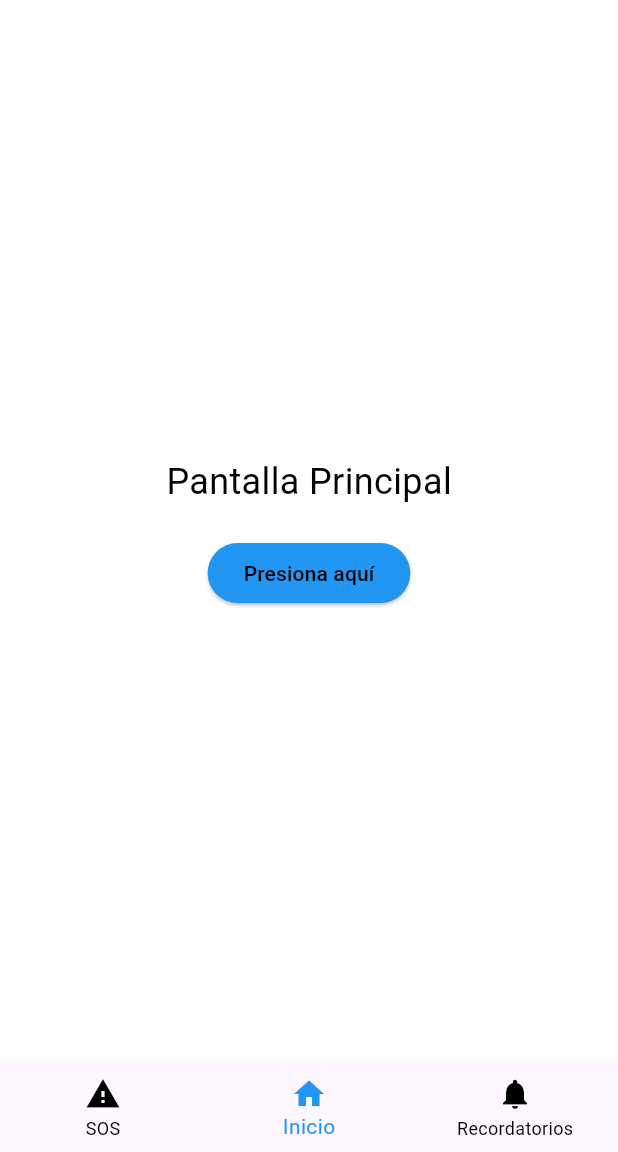
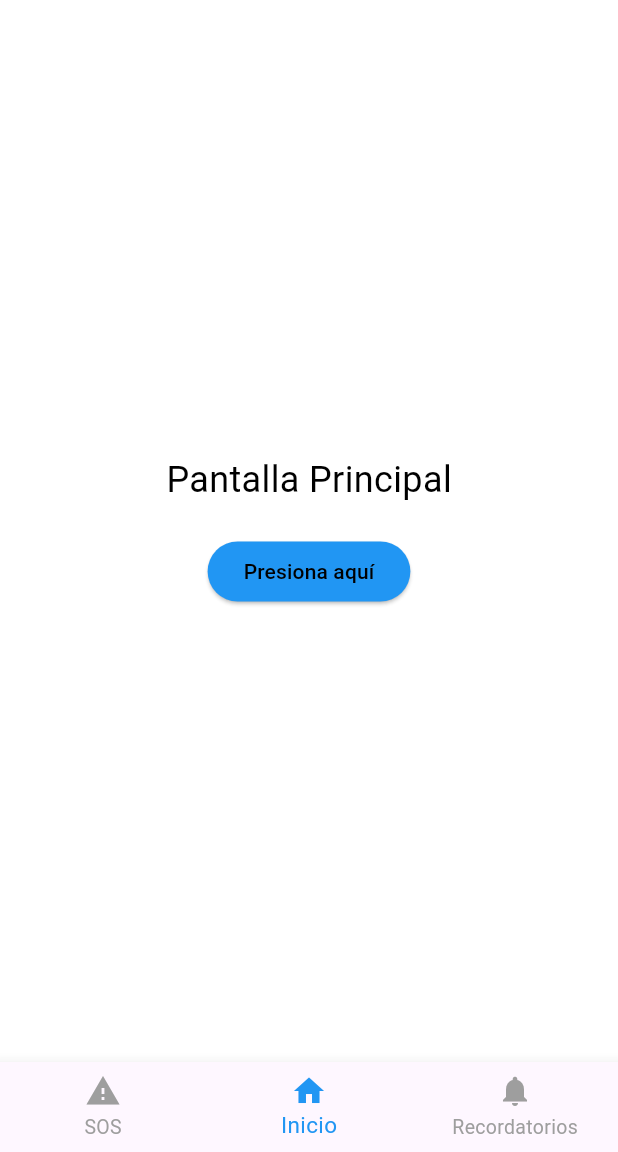
Before and after one commit to J-Manriquez/adam, a Flutter app: the screen it shows after launch, on a phone screen of 412 x 824 dp, the part 84-1236 px from its top. Run offline on Flutter 3.47's test engine with Material 3 defaults, Android fonts, the phone set to English and light mode, and no system bars.

Commit message:
tamaños BottomNavigationBarItem

```diff
--- a/lib/main.dart
+++ b/lib/main.dart
@@ -159,10 +159,20 @@
             label: 'Recordatorios',
           ),
         ],
-        currentIndex: _selectedIndex,
+        currentIndex: _selectedIndex, // Índice seleccionado
         selectedItemColor: themeModel.buttonColor, // Color dinámico del ítem seleccionado
-        unselectedItemColor: const Color.fromARGB(255, 0, 0, 0), // Color para ítems no seleccionados
-        onTap: _onItemTapped,
+        unselectedItemColor: Colors.grey, // Color para ítems no seleccionados
+
+        // Modifica el tamaño del texto de los labels
+        selectedLabelStyle: TextStyle(
+          fontSize: fontSizeModel.textSize, // Tamaño dinámico del texto seleccionado
+          color: themeModel.buttonColor, // Color del texto seleccionado
+        ),
+        unselectedLabelStyle: TextStyle(
+          fontSize: fontSizeModel.textSize - 2, // Tamaño dinámico del texto no seleccionado
+          color: Colors.grey, // Color del texto no seleccionado
+        ),
+        onTap: _onItemTapped, // Método que se llama cuando se selecciona un ítem
       ),
     );
   }
```
